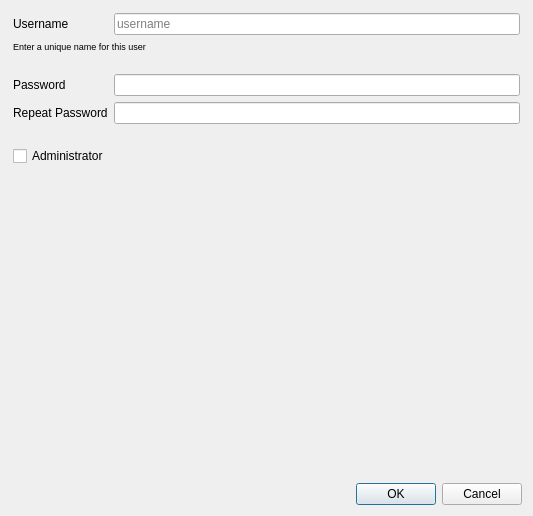
Before: the Qt Designer form manager/src/ConfigureUserDialog.ui in porkmarks/sense, drawn with Qt 5.
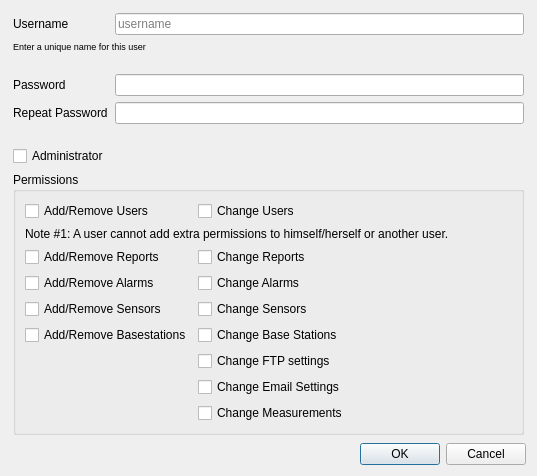
After: the same form once the commit is applied.

Commit message: Added permissions Added measurement editing

What changed in the file:
```diff
--- a/manager/src/ConfigureUserDialog.ui
+++ b/manager/src/ConfigureUserDialog.ui
@@ -6,8 +6,8 @@
    <rect>
     <x>0</x>
     <y>0</y>
-    <width>533</width>
-    <height>516</height>
+    <width>537</width>
+    <height>404</height>
    </rect>
   </property>
   <property name="windowTitle">
@@ -44,19 +44,6 @@
          <property name="bottomMargin">
           <number>2</number>
          </property>
-         <item row="7" column="0">
-          <spacer name="verticalSpacer_8">
-           <property name="orientation">
-            <enum>Qt::Vertical</enum>
-           </property>
-           <property name="sizeHint" stdset="0">
-            <size>
-             <width>20</width>
-             <height>40</height>
-            </size>
-           </property>
-          </spacer>
-         </item>
          <item row="0" column="0">
           <widget class="QLabel" name="label">
            <property name="text">
@@ -92,12 +79,21 @@
            </property>
           </widget>
          </item>
-         <item row="4" column="1">
-          <widget class="QLineEdit" name="password2">
-           <property name="echoMode">
-            <enum>QLineEdit::Password</enum>
+         <item row="2" column="0">
+          <spacer name="verticalSpacer">
+           <property name="orientation">
+            <enum>Qt::Vertical</enum>
            </property>
-          </widget>
+           <property name="sizeType">
+            <enum>QSizePolicy::Fixed</enum>
+           </property>
+           <property name="sizeHint" stdset="0">
+            <size>
+             <width>1</width>
+             <height>16</height>
+            </size>
+           </property>
+          </spacer>
          </item>
          <item row="4" column="0">
           <widget class="QLabel" name="label_11">
@@ -106,6 +102,136 @@
            </property>
           </widget>
          </item>
+         <item row="7" column="0" colspan="2">
+          <widget class="QGroupBox" name="permissions">
+           <property name="enabled">
+            <bool>true</bool>
+           </property>
+           <property name="title">
+            <string>Permissions</string>
+           </property>
+           <layout class="QFormLayout" name="formLayout">
+            <item row="1" column="0">
+             <widget class="QCheckBox" name="addRemoveUsers">
+              <property name="text">
+               <string>Add/Remove Users</string>
+              </property>
+             </widget>
+            </item>
+            <item row="1" column="1">
+             <widget class="QCheckBox" name="changeUsers">
+              <property name="text">
+               <string>Change Users</string>
+              </property>
+             </widget>
+            </item>
+            <item row="2" column="0" colspan="2">
+             <widget class="QLabel" name="label_3">
+              <property name="text">
+               <string>Note #1: A user cannot add extra permissions to himself/herself or another user.</string>
+              </property>
+             </widget>
+            </item>
+            <item row="3" column="0">
+             <widget class="QCheckBox" name="addRemoveReports">
+              <property name="text">
+               <string>Add/Remove Reports</string>
+              </property>
+             </widget>
+            </item>
+            <item row="3" column="1">
+             <widget class="QCheckBox" name="changeReports">
+              <property name="text">
+               <string>Change Reports</string>
+              </property>
+             </widget>
+            </item>
+            <item row="4" column="0">
+             <widget class="QCheckBox" name="addRemoveAlarms">
+              <property name="text">
+               <string>Add/Remove Alarms</string>
+              </property>
+             </widget>
+            </item>
+            <item row="4" column="1">
+             <widget class="QCheckBox" name="changeAlarms">
+              <property name="text">
+               <string>Change Alarms</string>
+              </property>
+             </widget>
+            </item>
+            <item row="5" column="0">
+             <widget class="QCheckBox" name="addRemoveSensors">
+              <property name="text">
+               <string>Add/Remove Sensors</string>
+              </property>
+             </widget>
+            </item>
+            <item row="5" column="1">
+             <widget class="QCheckBox" name="changeSensors">
+              <property name="text">
+               <string>Change Sensors</string>
+              </property>
+             </widget>
+            </item>
+            <item row="6" column="0">
+             <widget class="QCheckBox" name="addRemoveBaseStations">
+              <property name="text">
+               <string>Add/Remove Basestations</string>
+              </property>
+             </widget>
+            </item>
+            <item row="6" column="1">
+             <widget class="QCheckBox" name="changeBaseStations">
+              <property name="text">
+               <string>Change Base Stations</string>
+              </property>
+             </widget>
+            </item>
+            <item row="9" column="1">
+             <widget class="QCheckBox" name="changeMeasurements">
+              <property name="text">
+               <string>Change Measurements</string>
+              </property>
+             </widget>
+            </item>
+            <item row="7" column="1">
+             <widget class="QCheckBox" name="changeFtpSettings">
+              <property name="text">
+               <string>Change FTP settings</string>
+              </property>
+             </widget>
+            </item>
+            <item row="8" column="1">
+             <widget class="QCheckBox" name="changeEmailSettings">
+              <property name="text">
+               <string>Change Email Settings</string>
+              </property>
+             </widget>
+            </item>
+           </layout>
+          </widget>
+         </item>
+         <item row="8" column="0">
+          <spacer name="verticalSpacer_8">
+           <property name="orientation">
+            <enum>Qt::Vertical</enum>
+           </property>
+           <property name="sizeHint" stdset="0">
+            <size>
+             <width>20</width>
+             <height>40</height>
+            </size>
+           </property>
+          </spacer>
+         </item>
+         <item row="4" column="1">
+          <widget class="QLineEdit" name="password2">
+           <property name="echoMode">
+            <enum>QLineEdit::Password</enum>
+           </property>
+          </widget>
+         </item>
          <item row="3" column="0">
           <widget class="QLabel" name="label_2">
            <property name="text">
@@ -113,20 +239,6 @@
            </property>
           </widget>
          </item>
-         <item row="6" column="0" colspan="2">
-          <widget class="QCheckBox" name="administrator">
-           <property name="text">
-            <string>Administrator</string>
-           </property>
-          </widget>
-         </item>
-         <item row="3" column="1">
-          <widget class="QLineEdit" name="password1">
-           <property name="echoMode">
-            <enum>QLineEdit::Password</enum>
-           </property>
-          </widget>
-         </item>
          <item row="0" column="1">
           <widget class="QLineEdit" name="name">
            <property name="text">
@@ -137,21 +249,19 @@
            </property>
           </widget>
          </item>
-         <item row="2" column="0">
-          <spacer name="verticalSpacer">
-           <property name="orientation">
-            <enum>Qt::Vertical</enum>
+         <item row="3" column="1">
+          <widget class="QLineEdit" name="password1">
+           <property name="echoMode">
+            <enum>QLineEdit::Password</enum>
            </property>
-           <property name="sizeType">
-            <enum>QSizePolicy::Fixed</enum>
+          </widget>
+         </item>
+         <item row="6" column="0">
+          <widget class="QCheckBox" name="administrator">
+           <property name="text">
+            <string>Administrator</string>
            </property>
-           <property name="sizeHint" stdset="0">
-            <size>
-             <width>1</width>
-             <height>16</height>
-            </size>
-           </property>
-          </spacer>
+          </widget>
          </item>
         </layout>
        </widget>
```
Left out of the diff: 25 changed lines with no effect on the pictures. The commit also changes 31 other files.
